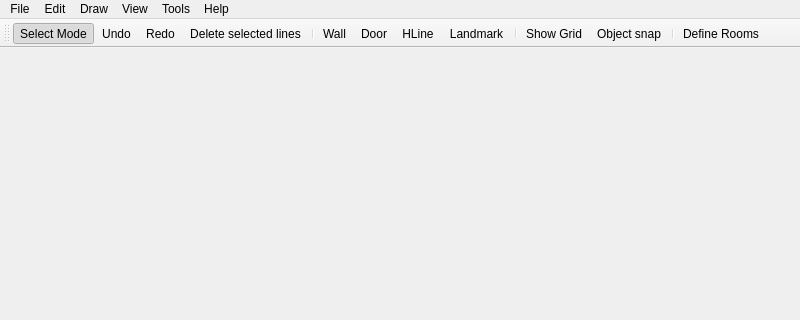
JuPedSim/jpseditor, file forms/mainwindow.ui: the form before one commit; both pictures show x 0 to 800 and y 0 to 320 of the 800 by 600 pixel window.
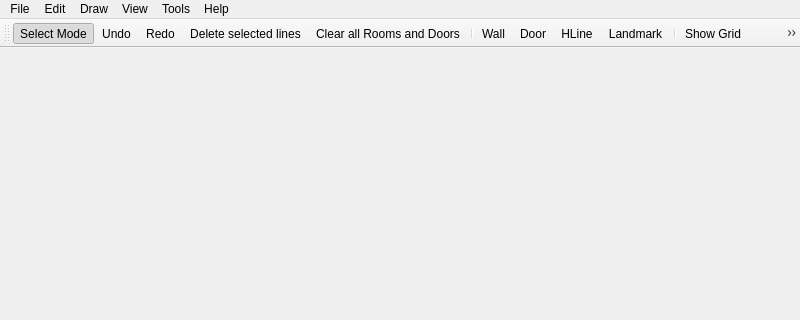
The form after the commit. Icons and pictures are not drawn.

Diff of the .ui file:
```diff
--- a/forms/mainwindow.ui
+++ b/forms/mainwindow.ui
@@ -114,6 +114,7 @@
    <addaction name="actionUndo"/>
    <addaction name="actionRedo"/>
    <addaction name="actionDelete_single_line"/>
+   <addaction name="actionClear_all_Rooms_and_Doors"/>
    <addaction name="separator"/>
    <addaction name="actionWall"/>
    <addaction name="actionDoor"/>
```
